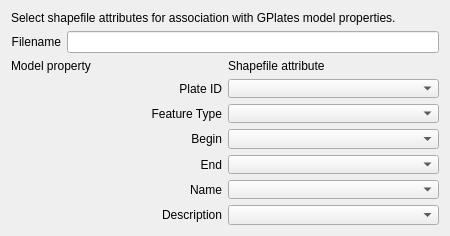
Above: src/qt-widgets/ShapefileAttributeWidgetUi.ui from GPlates/GPlates before the change. Below: the same form after it.
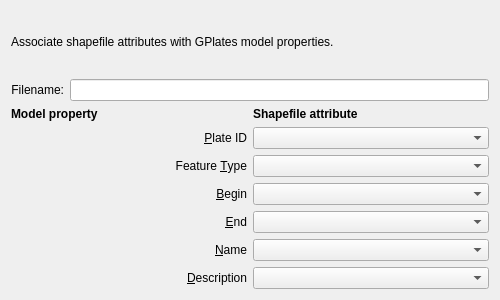
That is the form after the change.

Commit message:
Replaced source:/gplates/trunk using source:/gplates/branches/shapefile-attributes-2008-feb-14#4508 incorporating log:/gplates/branches/shapefile-attributes-2008-feb-14#3856:4508 ([log:/gplates/trunk#4502:4508 No changes on trunk] since last update from trunk).
This is "[wiki:MergingInSubversion#Replacingonebranchwithanother replacing one branch with another]". The command used was:
{{{
svn merge http://svn.gplates.org/gplates/trunk@4508 http://svn.gplates.org/gplates/branches/shapefile-attributes-2008-feb-14@4508
}}}
from inside the root directory of a working copy of the trunk.

```diff
--- a/src/qt-widgets/ShapefileAttributeWidgetUi.ui
+++ b/src/qt-widgets/ShapefileAttributeWidgetUi.ui
@@ -5,8 +5,8 @@
    <rect>
     <x>0</x>
     <y>0</y>
-    <width>450</width>
-    <height>236</height>
+    <width>500</width>
+    <height>300</height>
    </rect>
   </property>
   <property name="sizePolicy" >
@@ -17,8 +17,8 @@
   </property>
   <property name="minimumSize" >
    <size>
-    <width>450</width>
-    <height>236</height>
+    <width>500</width>
+    <height>300</height>
    </size>
   </property>
   <property name="windowTitle" >
@@ -28,7 +28,7 @@
    <item row="0" column="0" colspan="2" >
     <widget class="QLabel" name="label_main_description" >
      <property name="text" >
-      <string>Select shapefile attributes for association with GPlates model properties.</string>
+      <string>Associate shapefile attributes with GPlates model properties.</string>
      </property>
     </widget>
    </item>
@@ -38,7 +38,7 @@
       <enum>Qt::LeftToRight</enum>
      </property>
      <property name="text" >
-      <string>Filename</string>
+      <string>Filename:</string>
      </property>
      <property name="alignment" >
       <set>Qt::AlignRight|Qt::AlignTrailing|Qt::AlignVCenter</set>
@@ -56,6 +56,12 @@
     <layout class="QGridLayout" >
      <item row="0" column="0" >
       <widget class="QLabel" name="label_model_properties" >
+       <property name="font" >
+        <font>
+         <weight>75</weight>
+         <bold>true</bold>
+        </font>
+       </property>
        <property name="layoutDirection" >
         <enum>Qt::RightToLeft</enum>
        </property>
@@ -72,6 +78,12 @@
          <verstretch>0</verstretch>
         </sizepolicy>
        </property>
+       <property name="font" >
+        <font>
+         <weight>75</weight>
+         <bold>true</bold>
+        </font>
+       </property>
        <property name="layoutDirection" >
         <enum>Qt::RightToLeft</enum>
        </property>
@@ -86,11 +98,14 @@
         <enum>Qt::LeftToRight</enum>
        </property>
        <property name="text" >
-        <string>Plate ID</string>
+        <string>&amp;Plate ID</string>
        </property>
        <property name="alignment" >
         <set>Qt::AlignRight|Qt::AlignTrailing|Qt::AlignVCenter</set>
        </property>
+       <property name="buddy" >
+        <cstring>combo_plateID</cstring>
+       </property>
       </widget>
      </item>
      <item row="1" column="1" >
@@ -109,11 +124,14 @@
         <enum>Qt::LeftToRight</enum>
        </property>
        <property name="text" >
-        <string>Feature Type</string>
+        <string>Feature &amp;Type</string>
        </property>
        <property name="alignment" >
         <set>Qt::AlignRight|Qt::AlignTrailing|Qt::AlignVCenter</set>
        </property>
+       <property name="buddy" >
+        <cstring>combo_feature_type</cstring>
+       </property>
       </widget>
      </item>
      <item row="2" column="1" >
@@ -125,11 +143,14 @@
         <enum>Qt::LeftToRight</enum>
        </property>
        <property name="text" >
-        <string>Begin</string>
+        <string>&amp;Begin</string>
        </property>
        <property name="alignment" >
         <set>Qt::AlignRight|Qt::AlignTrailing|Qt::AlignVCenter</set>
        </property>
+       <property name="buddy" >
+        <cstring>combo_from_age</cstring>
+       </property>
       </widget>
      </item>
      <item row="3" column="1" >
@@ -141,11 +162,14 @@
         <enum>Qt::LeftToRight</enum>
        </property>
        <property name="text" >
-        <string>End</string>
+        <string>&amp;End</string>
        </property>
        <property name="alignment" >
         <set>Qt::AlignRight|Qt::AlignTrailing|Qt::AlignVCenter</set>
        </property>
+       <property name="buddy" >
+        <cstring>combo_to_age</cstring>
+       </property>
       </widget>
      </item>
      <item row="4" column="1" >
@@ -157,11 +181,14 @@
         <enum>Qt::LeftToRight</enum>
        </property>
        <property name="text" >
-        <string>Name</string>
+        <string>&amp;Name</string>
        </property>
        <property name="alignment" >
         <set>Qt::AlignRight|Qt::AlignTrailing|Qt::AlignVCenter</set>
        </property>
+       <property name="buddy" >
+        <cstring>combo_name</cstring>
+       </property>
       </widget>
      </item>
      <item row="5" column="1" >
@@ -173,11 +200,14 @@
         <enum>Qt::LeftToRight</enum>
        </property>
        <property name="text" >
-        <string>Description</string>
+        <string>&amp;Description</string>
        </property>
        <property name="alignment" >
         <set>Qt::AlignRight|Qt::AlignTrailing|Qt::AlignVCenter</set>
        </property>
+       <property name="buddy" >
+        <cstring>combo_description</cstring>
+       </property>
       </widget>
      </item>
      <item row="6" column="1" >
```
The commit also changes 27 other files.
